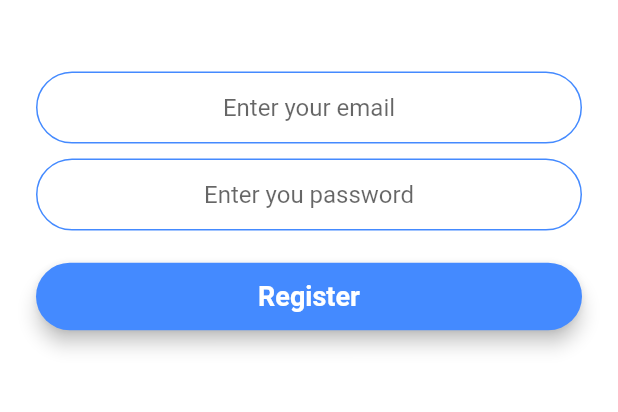
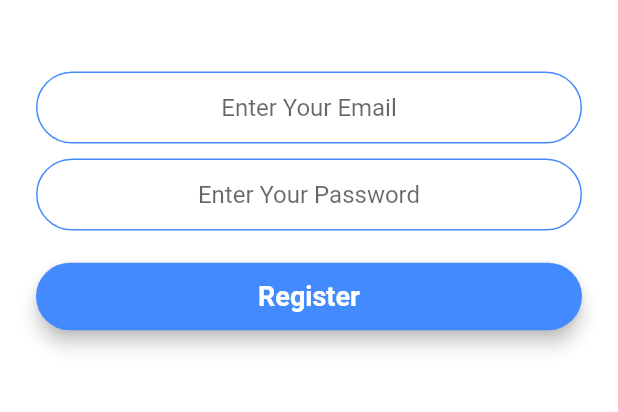
Before and after one commit to MengZhou122/Hyper-Garage-Sale, a Flutter app: the RegistrationScreen screen opened by its route, on a phone screen of 412 x 824 dp, the part 602-1014 px from its top. Run offline on Flutter 3.47's test engine with Material 2 defaults, Android fonts, the phone set to English and light mode, and no system bars; our stand-ins replace camera, cloud_firestore, firebase_auth, firebase_storage, font_awesome_flutter, location and 1 more; missing offline and left inert: geocoder; accounts and stored records are empty.

```diff
--- a/lib/screens/login_screen.dart
+++ b/lib/screens/login_screen.dart
@@ -48,7 +48,7 @@ class _LoginScreenState extends State<LoginScreen> {
                   email = value;
                 },
                 decoration:
-                    kTextFieldDecoration.copyWith(hintText: 'Enter your email'),
+                    kTextFieldDecoration.copyWith(hintText: 'Enter Your Email'),
               ),
               SizedBox(
                 height: 10.0,
@@ -61,7 +61,7 @@ class _LoginScreenState extends State<LoginScreen> {
                   password = value;
                 },
                 decoration: kTextFieldDecoration.copyWith(
-                    hintText: 'Enter your password'),
+                    hintText: 'Enter Your Password'),
               ),
               SizedBox(
                 height: 20.0,
--- a/lib/screens/registration_screen.dart
+++ b/lib/screens/registration_screen.dart
@@ -47,7 +47,7 @@ class _RegistrationScreenState extends State<RegistrationScreen> {
                   email = value;
                 },
                 decoration:
-                    kTextFieldDecoration.copyWith(hintText: 'Enter your email'),
+                    kTextFieldDecoration.copyWith(hintText: 'Enter Your Email'),
               ),
               SizedBox(
                 height: 10.0,
@@ -59,7 +59,7 @@ class _RegistrationScreenState extends State<RegistrationScreen> {
                   password = value;
                 },
                 decoration: kTextFieldDecoration.copyWith(
-                    hintText: 'Enter you password'),
+                    hintText: 'Enter Your Password'),
               ),
               SizedBox(
                 height: 20.0,
```
Also changed, not shown: lib/screens/post_screen.dart (+9 -5 lines).
